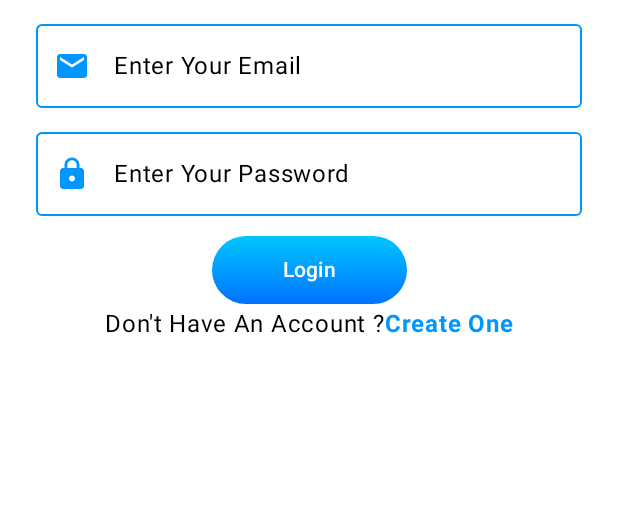
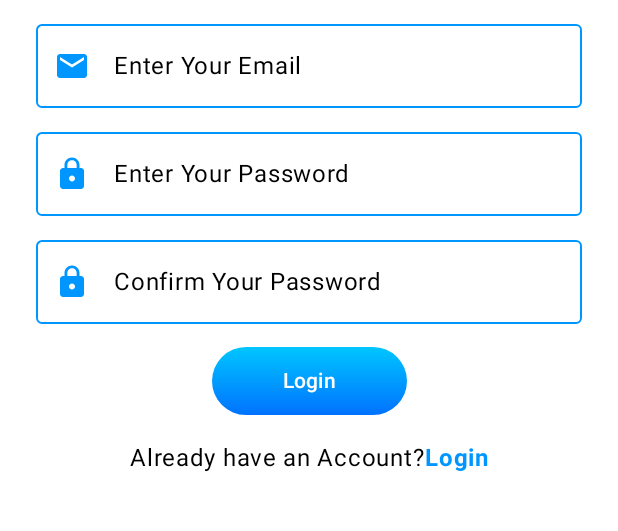
Before and after one commit to Ameeq-coder/Study-Squads, an Android app built with Jetpack Compose: the screen it shows after launch (MainActivity), on a phone screen of 412 x 824 dp, the part 607-1138 px from its top. Run offline under Robolectric (Android 15) with nearby library versions, the light colour scheme and no system bars; our stand-ins replace Dagger/Hilt's generated code, Firebase (no records; nobody signed in at launch, a user with empty details on screens opened directly), livedata-compose.

Commit message:
Login Signup Navigations Done

```diff
--- a/app/src/main/java/com/example/studysquad/MainActivity.kt
+++ b/app/src/main/java/com/example/studysquad/MainActivity.kt
@@ -28,11 +28,9 @@ class MainActivity : ComponentActivity() {
         super.onCreate(savedInstanceState)
         setContent {
             StudySquadTheme {
-                // A surface container using the 'background' color from the theme
                 val authviewModel: AuthViewModel = viewModel()
                 val navViewModel:NavViewModel=viewModel()
-                val navController = rememberNavController()
-                NavGraph(startDestination = Route.LoginScreen.route, authViewModel = authviewModel, navViewModel = navViewModel)
+                NavGraph(startDestination = Route.SignupScreen.route, authViewModel = authviewModel, navViewModel = navViewModel)
             }
         }
     }
--- a/app/src/main/java/com/example/studysquad/loginsignup/SignupScreen.kt
+++ b/app/src/main/java/com/example/studysquad/loginsignup/SignupScreen.kt
@@ -131,12 +131,12 @@ fun Signup(authViewModel: AuthViewModel,navController: NavController,navViewMode
             horizontalArrangement = Arrangement.Center
         ) {
             Text(
-                text = "Don't Have An Account ?", modifier = Modifier,
+                text = "Already have an Account?", modifier = Modifier,
                 fontFamily = FontFamily.Default
             )
 
             Text(
-                text = "Create One", modifier = Modifier.clickable {
+                text = "Login", modifier = Modifier.clickable {
                     navViewModel.navigateToSignUp()
                 },
                 fontFamily = FontFamily.Default,
```
